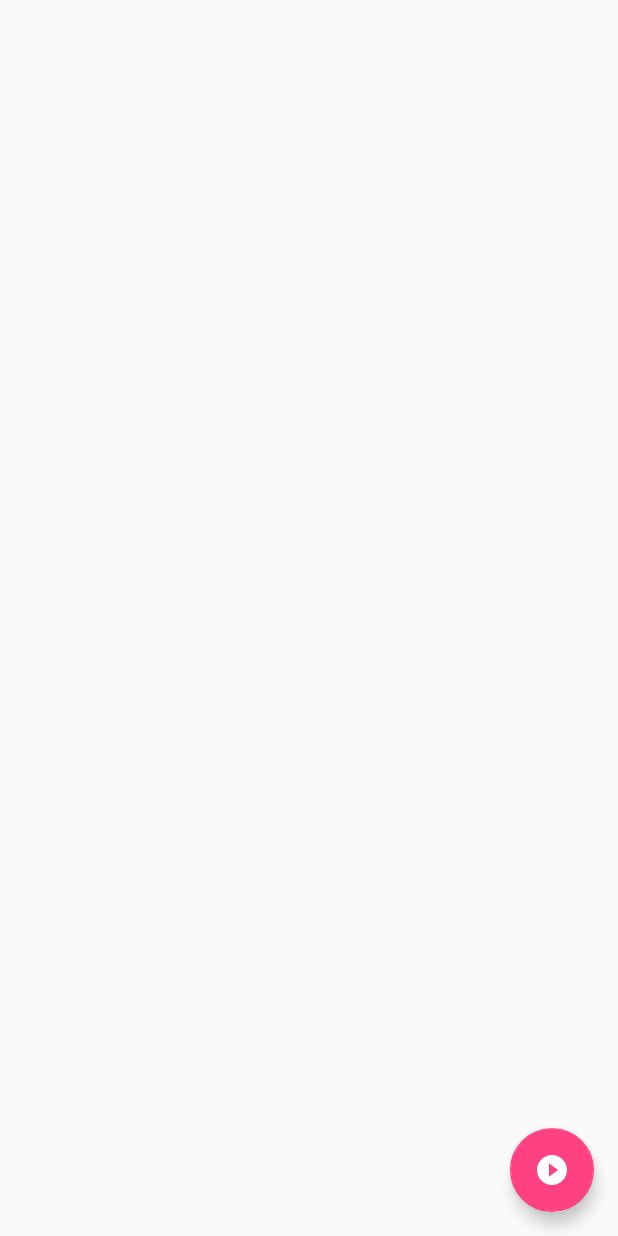
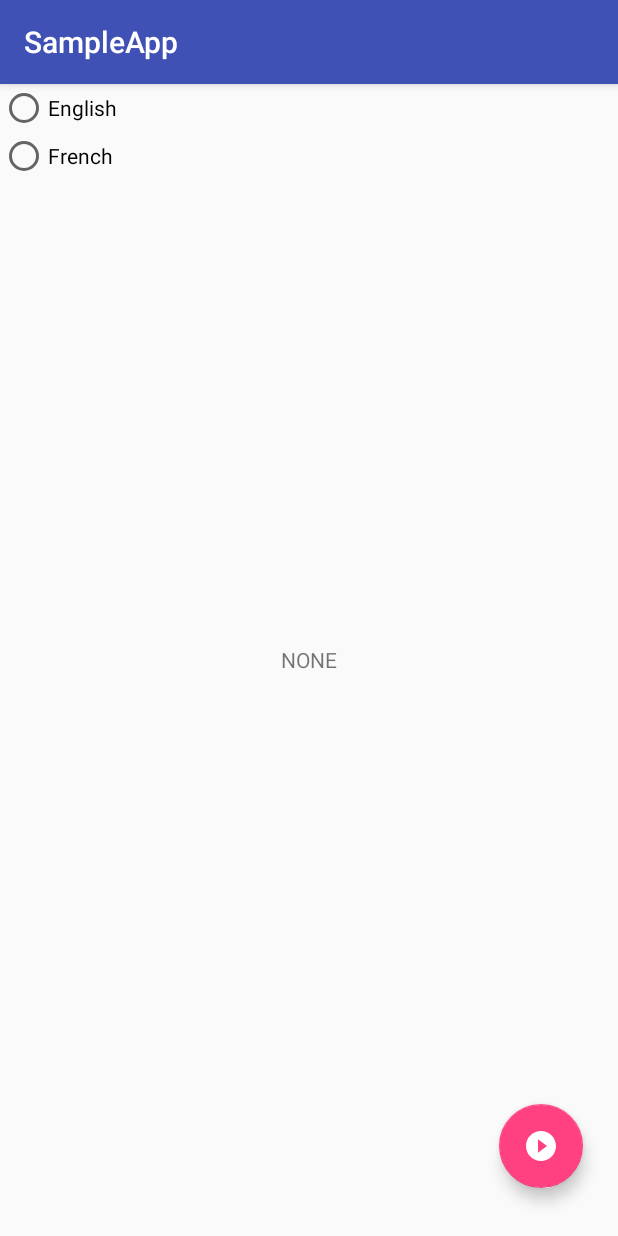
Before and after one commit to ghostwan/robotkit, an Android app: the screen it shows after launch (ListenActivity before the commit, HelloWorld after it), on a phone screen of 412 x 824 dp. Run offline under Robolectric (Android 15) with nearby library versions, the phone set to English and light mode, and no system bars; libraries missing offline, so code that uses them is left out: com.aldebaran.qi, kotlinx.coroutines.experimental; 2 statements that could not run were skipped.

Commit message:
Update samples and add tooling
- Sample Hello world with different locales
- function setText on a TextView that take a locale
- lock to protect future Array
- Don't display exception on cancellation

```diff
--- a/library/src/main/java/com/ghostwan/robotkit/robot/pepper/MyPepper.kt
+++ b/library/src/main/java/com/ghostwan/robotkit/robot/pepper/MyPepper.kt
@@ -29,6 +29,7 @@ class MyPepper(activity: Activity) : Pepper {
     private var weakActivity: Activity by weakRef(activity)
     private var focusManager: FocusManager? = null
 
+    val lock  = Any()
     var session: Session? = null
     var robotContext: RobotContext? = null
     var conversation: Conversation? = null
@@ -36,9 +37,13 @@ class MyPepper(activity: Activity) : Pepper {
     private var onRobotLost: ((String) -> Unit)? = null
 
     private suspend fun <T : Any?> handleFuture(future: Future<T>, onResult: ((Result<T>) -> Unit)?, throwOnCancel: Boolean): T? {
+        synchronized(lock) {
             futures.add(future)
+        }
         future.thenConsume {
+            synchronized(lock) {
                 futures.remove(future)
+            }
             when {
                 it.isSuccess -> onResult?.invoke(Success(it.value))
                 it.isCancelled -> onResult?.invoke(Failure(CancellationException()))
@@ -94,11 +99,15 @@ class MyPepper(activity: Activity) : Pepper {
         }
     }
 
+
+
     override fun stop() {
+        synchronized(lock) {
             warning("cancelling ${futures.size} futures")
             for (future in futures) {
                 future.requestCancellation();
                 futures.remove(future)
+            }
         }
     }
 
--- a/library/src/main/java/com/ghostwan/robotkit/robot/pepper/ext/LocaleExt.kt
+++ b/library/src/main/java/com/ghostwan/robotkit/robot/pepper/ext/LocaleExt.kt
@@ -1,8 +1,11 @@
 package com.ghostwan.robotkit.robot.pepper.ext
 
+import android.content.Context
+import android.os.Build
 import com.aldebaran.qi.sdk.`object`.locale.Language
 import com.aldebaran.qi.sdk.`object`.locale.Region
 import java.util.*
+
 
 /**
  * Created by erwan on 19/03/2018.
@@ -19,3 +22,11 @@ fun Locale.toNaoqiLocale() : com.aldebaran.qi.sdk.`object`.locale.Locale? {
         else -> null
     }
 }
+
+fun getCurrentLocale(context: Context): Locale {
+    return if (Build.VERSION.SDK_INT >= Build.VERSION_CODES.N) {
+        context.resources.configuration.locales.get(0)
+    } else {
+        context.resources.configuration.locale
+    }
+}
--- a/sampleapp/src/main/AndroidManifest.xml
+++ b/sampleapp/src/main/AndroidManifest.xml
@@ -9,9 +9,6 @@
             android:roundIcon="@mipmap/ic_launcher_round"
             android:supportsRtl="true"
             android:theme="@style/AppTheme">
-        <activity
-                android:name=".MainActivity"
-                android:exported="true"/>
         <activity
                 android:name=".scenario.DiscussActivity"
                 android:exported="true"/>
--- a/sampleapp/src/main/java/com/ghostwan/robotkit/sampleapp/DispatchActivity.kt
+++ b/sampleapp/src/main/java/com/ghostwan/robotkit/sampleapp/DispatchActivity.kt
@@ -1,9 +1,9 @@
 package com.ghostwan.robotkit.sampleapp
 
 import android.content.Intent
+import android.os.Bundle
 import android.support.v7.app.AppCompatActivity
-import android.os.Bundle
-import com.ghostwan.robotkit.sampleapp.scenario.ListenActivity
+import com.ghostwan.robotkit.sampleapp.scenario.HelloWorld
 
 class DispatchActivity : AppCompatActivity() {
 
@@ -11,7 +11,7 @@ class DispatchActivity : AppCompatActivity() {
         super.onCreate(savedInstanceState)
         setContentView(R.layout.activity_dispatch)
         //TODO Add List view to choose activity
-        startActivity(Intent(this  , ListenActivity::class.java))
+        startActivity(Intent(this  , HelloWorld::class.java))
         finish()
     }
 }
--- a/sampleapp/src/main/java/com/ghostwan/robotkit/sampleapp/ParentActivity.kt
+++ b/sampleapp/src/main/java/com/ghostwan/robotkit/sampleapp/ParentActivity.kt
@@ -9,6 +9,7 @@ import com.aldebaran.qi.QiException
 import com.ghostwan.robotkit.robot.pepper.MyPepper
 import com.ghostwan.robotkit.robot.pepper.Pepper
 import com.ghostwan.robotkit.robot.pepper.exception.RobotUnavailableException
+import com.ghostwan.robotkit.robot.pepper.util.exception
 import com.ghostwan.robotkit.robot.pepper.util.ui
 import com.ghostwan.robotkit.robot.pepper.util.uiSafe
 import kotlinx.android.synthetic.main.activity_parent.*
@@ -38,10 +39,14 @@ abstract class ParentActivity : AppCompatActivity() {
             uiSafe({
                 when (fab.tag) {
                     START -> {
-                        start()
                         Snackbar.make(view, "Start ${scenarioName()}() scenario", Snackbar.LENGTH_LONG).show()
                         setFabTag(STOP)
-
+                        try {
+                            start()
+                        }finally {
+                            setFabTag(START)
+                            textview.setText(R.string.none)
+                        }
                     }
                     STOP -> {
                         stop()
@@ -88,12 +93,13 @@ abstract class ParentActivity : AppCompatActivity() {
     fun onError(throwable: Throwable?) {
         val message = when (throwable) {
             is QiException -> "Robot Exception ${throwable.message}"
-            is RobotUnavailableException -> "Robot unavailble ${throwable.message}"
+            is RobotUnavailableException -> "Robot unavailable ${throwable.message}"
             is Resources.NotFoundException -> "Android resource missing ${throwable.message}"
             is CancellationException -> "Execution was stopped"
             else -> throwable?.message
         }
-        throwable?.printStackTrace()
+        if(throwable !is CancellationException && throwable != null)
+            exception(throwable ,"onError")
         message?.let { displayInfo(message) }
     }
 
--- a/sampleapp/src/main/java/com/ghostwan/robotkit/sampleapp/scenario/ListenActivity.kt
+++ b/sampleapp/src/main/java/com/ghostwan/robotkit/sampleapp/scenario/ListenActivity.kt
@@ -6,6 +6,7 @@ import com.ghostwan.robotkit.sampleapp.R
 import java.util.*
 
 class ListenActivity : ParentActivity() {
+
 
     override fun scenarioName() = "Listen"
 
@@ -30,5 +31,4 @@ class ListenActivity : ParentActivity() {
         }
     }
 
-
 }
--- a/sampleapp/src/main/res/layout/activity_hello_world.xml
+++ b/sampleapp/src/main/res/layout/activity_hello_world.xml
@@ -1,10 +1,50 @@
 <?xml version="1.0" encoding="utf-8"?>
-<android.support.constraint.ConstraintLayout
+<RelativeLayout
         xmlns:android="http://schemas.android.com/apk/res/android"
+        xmlns:app="http://schemas.android.com/apk/res-auto"
         xmlns:tools="http://schemas.android.com/tools"
-        xmlns:app="http://schemas.android.com/apk/res-auto"
         android:layout_width="match_parent"
         android:layout_height="match_parent"
         tools:context="com.ghostwan.robotkit.sampleapp.scenario.HelloWorld">
 
-</android.support.constraint.ConstraintLayout>
+
+    <android.support.design.widget.FloatingActionButton
+            android:id="@+id/fab"
+            android:layout_width="wrap_content"
+            android:layout_height="wrap_content"
+            android:layout_gravity="bottom|end"
+            app:srcCompat="@drawable/start"
+            android:layout_marginBottom="32dp"
+            android:layout_marginEnd="23dp"
+            android:layout_alignParentBottom="true"
+            android:layout_alignParentEnd="true"/>
+
+    <TextView
+            android:text="@string/none"
+            android:layout_width="wrap_content"
+            android:layout_height="wrap_content"
+            android:layout_centerVertical="true"
+            android:layout_centerHorizontal="true"
+            android:id="@+id/textview"/>
+
+    <RadioGroup
+                android:layout_width="fill_parent"
+                android:layout_height="wrap_content"
+                android:orientation="vertical">
+
+        <RadioButton
+                android:id="@+id/radio_english"
+                android:layout_width="wrap_content"
+                android:layout_height="wrap_content"
+                android:text="@string/english"
+                android:onClick="onRadioButtonClicked"/>
+
+        <RadioButton
+                android:id="@+id/radio_french"
+                android:layout_width="wrap_content"
+                android:layout_height="wrap_content"
+                android:text="@string/french"
+                android:onClick="onRadioButtonClicked"/>
+    </RadioGroup>
+
+</RelativeLayout>
--- a/sampleapp/src/main/res/values/strings.xml
+++ b/sampleapp/src/main/res/values/strings.xml
@@ -17,4 +17,7 @@
     <string name="disconnect">disconnect</string>
     <string name="title_activity_listen">ListenActivity</string>
     <string name="action_settings">Settings</string>
+    <string name="none">NONE</string>
+    <string name="english">English</string>
+    <string name="french">French</string>
 </resources>
```
Also changed, not shown: library/src/main/java/com/ghostwan/robotkit/robot/pepper/ext/TextViewExt.kt (added, +17 -0 lines), sampleapp/src/main/java/com/ghostwan/robotkit/sampleapp/scenario/DiscussActivity.kt (+9 -10 lines), sampleapp/src/main/java/com/ghostwan/robotkit/sampleapp/scenario/HelloWorld.kt (+36 -3 lines), sampleapp/src/main/res/layout/activity_parent.xml (+15 -5 lines). Lines whose indentation alone changed are shown as unchanged.
